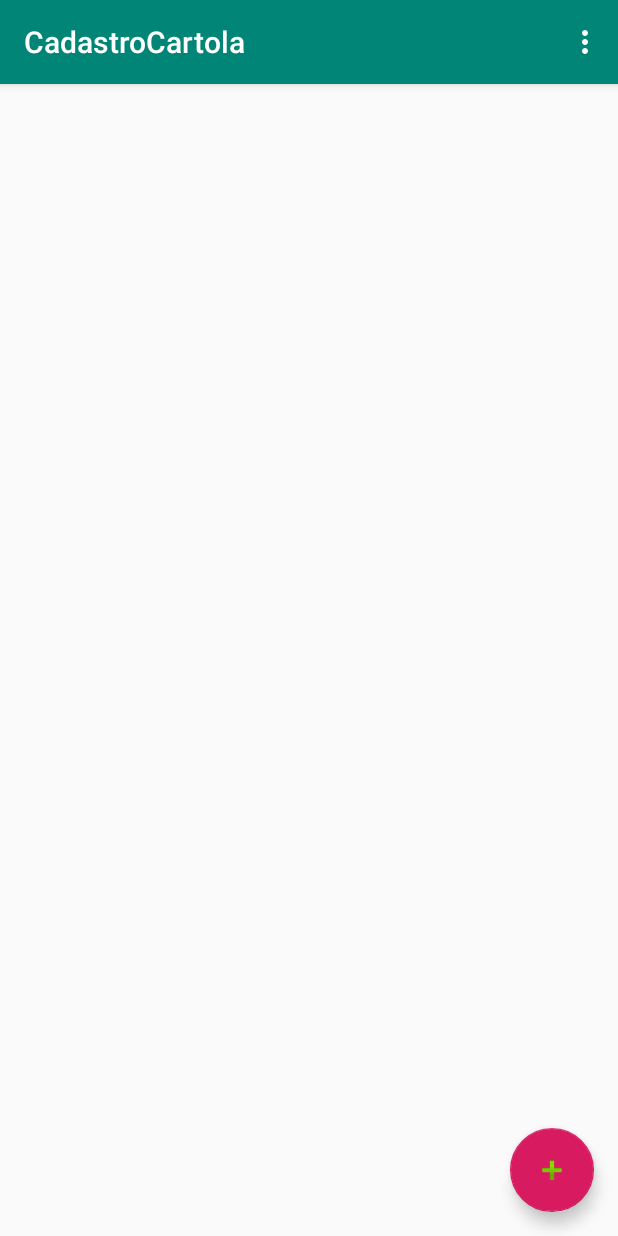
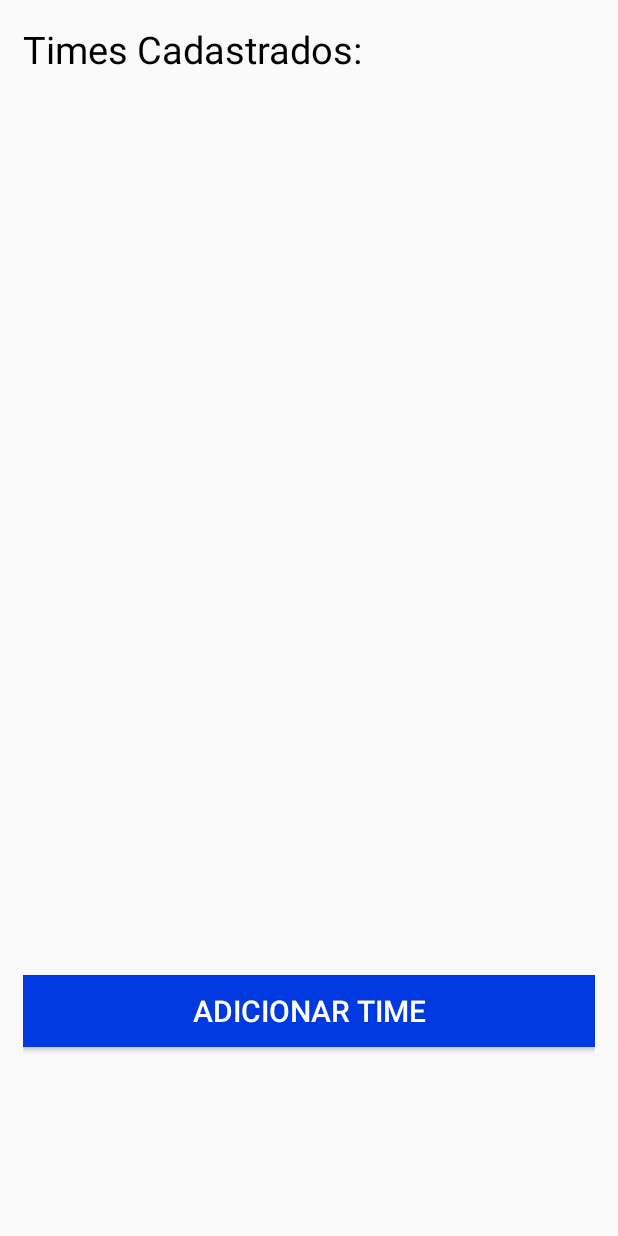
Before and after one commit to IuriAugusto397/CadastroCartola, an Android app: the screen it shows after launch (MainActivity), on a phone screen of 412 x 824 dp. Run offline under Robolectric (Android 15) with nearby library versions, the phone set to English and light mode, and no system bars.

Commit message:
Adicionando telas main e cadastro_time

```diff
--- a/app/src/main/AndroidManifest.xml
+++ b/app/src/main/AndroidManifest.xml
@@ -9,6 +9,7 @@
         android:roundIcon="@mipmap/ic_launcher_round"
         android:supportsRtl="true"
         android:theme="@style/AppTheme">
+        <activity android:name=".telaDeCadastroTime"></activity>
         <activity
             android:name=".MainActivity"
             android:label="@string/app_name"
--- a/app/src/main/java/com/example/cadastrocartola/MainActivity.java
+++ b/app/src/main/java/com/example/cadastrocartola/MainActivity.java
@@ -18,38 +18,11 @@ public class MainActivity extends AppCompatActivity {
     protected void onCreate(Bundle savedInstanceState) {
         super.onCreate(savedInstanceState);
         setContentView(R.layout.activity_main);
-        Toolbar toolbar = findViewById(R.id.toolbar);
-        setSupportActionBar(toolbar);
 
-        FloatingActionButton fab = findViewById(R.id.fab);
-        fab.setOnClickListener(new View.OnClickListener() {
-            @Override
-            public void onClick(View view) {
-                Snackbar.make(view, "Replace with your own action", Snackbar.LENGTH_LONG)
-                        .setAction("Action", null).show();
-            }
-        });
+
     }
 
-    @Override
-    public boolean onCreateOptionsMenu(Menu menu) {
-        // Inflate the menu; this adds items to the action bar if it is present.
-        getMenuInflater().inflate(R.menu.menu_main, menu);
-        return true;
-    }
 
-    @Override
-    public boolean onOptionsItemSelected(MenuItem item) {
-        // Handle action bar item clicks here. The action bar will
-        // automatically handle clicks on the Home/Up button, so long
-        // as you specify a parent activity in AndroidManifest.xml.
-        int id = item.getItemId();
 
-        //noinspection SimplifiableIfStatement
-        if (id == R.id.action_settings) {
-            return true;
-        }
 
-        return super.onOptionsItemSelected(item);
-    }
 }
--- a/app/src/main/res/layout/activity_main.xml
+++ b/app/src/main/res/layout/activity_main.xml
@@ -1,33 +1,32 @@
 <?xml version="1.0" encoding="utf-8"?>
-<androidx.coordinatorlayout.widget.CoordinatorLayout xmlns:android="http://schemas.android.com/apk/res/android"
-    xmlns:app="http://schemas.android.com/apk/res-auto"
+<LinearLayout xmlns:android="http://schemas.android.com/apk/res/android"
+
     xmlns:tools="http://schemas.android.com/tools"
+    android:orientation="vertical"
     android:layout_width="match_parent"
     android:layout_height="match_parent"
+    android:layout_margin="15dp"
     tools:context=".MainActivity">
 
-    <com.google.android.material.appbar.AppBarLayout
+    <TextView
+        android:layout_width="wrap_content"
+        android:layout_height="wrap_content"
+        android:textSize="25sp"
+        android:textColor="@color/black"
+        android:text="@string/times_cadastrados"
+        android:layout_marginBottom="600dp"
+        />
+
+
+    <Button
+        android:id="@+id/cadastrar_time"
         android:layout_width="match_parent"
         android:layout_height="wrap_content"
-        android:theme="@style/AppTheme.AppBarOverlay">
+        android:layout_gravity="center"
+        android:background="@color/buttonCollor"
+        android:text="@string/adicionar_time"
+        android:textColor="@color/textCollor"
+        android:textSize="20sp" />
 
-        <androidx.appcompat.widget.Toolbar
-            android:id="@+id/toolbar"
-            android:layout_width="match_parent"
-            android:layout_height="?attr/actionBarSize"
-            android:background="?attr/colorPrimary"
-            app:popupTheme="@style/AppTheme.PopupOverlay" />
 
-    </com.google.android.material.appbar.AppBarLayout>
-
-    <include layout="@layout/content_main" />
-
-    <com.google.android.material.floatingactionbutton.FloatingActionButton
-        android:id="@+id/fab"
-        android:layout_width="wrap_content"
-        android:layout_height="wrap_content"
-        android:layout_gravity="bottom|end"
-        android:layout_margin="@dimen/fab_margin"
-        app:srcCompat="@android:drawable/ic_input_add" />
-
-</androidx.coordinatorlayout.widget.CoordinatorLayout>
+</LinearLayout>
--- a/app/src/main/res/menu/menu_main.xml
+++ /dev/null
@@ -1,10 +0,0 @@
-<menu xmlns:android="http://schemas.android.com/apk/res/android"
-    xmlns:app="http://schemas.android.com/apk/res-auto"
-    xmlns:tools="http://schemas.android.com/tools"
-    tools:context="com.example.cadastrocartola.MainActivity">
-    <item
-        android:id="@+id/action_settings"
-        android:orderInCategory="100"
-        android:title="@string/action_settings"
-        app:showAsAction="never" />
-</menu>
--- a/app/src/main/res/values/colors.xml
+++ b/app/src/main/res/values/colors.xml
@@ -3,4 +3,7 @@
     <color name="colorPrimary">#008577</color>
     <color name="colorPrimaryDark">#00574B</color>
     <color name="colorAccent">#D81B60</color>
+    <color name="buttonCollor">#0139E0</color>
+    <color name="textCollor">#FFFFFF</color>
+    <color name="black">#000</color>
 </resources>
--- a/app/src/main/res/values/strings.xml
+++ b/app/src/main/res/values/strings.xml
@@ -1,4 +1,9 @@
 <resources>
     <string name="app_name">CadastroCartola</string>
     <string name="action_settings">Settings</string>
+    <string name="adicionar_time">Adicionar Time</string>
+    <string name="times_cadastrados">Times Cadastrados:</string>
+    <string name="nome_do_time">Nome do time</string>
+    <string name="fundado_no_ano_de">Fundado no ano de:</string>
+    <string name="salvar">SALVAR</string>
 </resources>
```
Also changed, not shown: app/src/main/java/com/example/cadastrocartola/telaDeCadastroTime.java (added, +14 -0 lines), app/src/main/res/layout/activity_tela_de_cadastro_time.xml (added, +61 -0 lines), app/src/main/res/layout/content_main.xml (+10 -1 lines).
